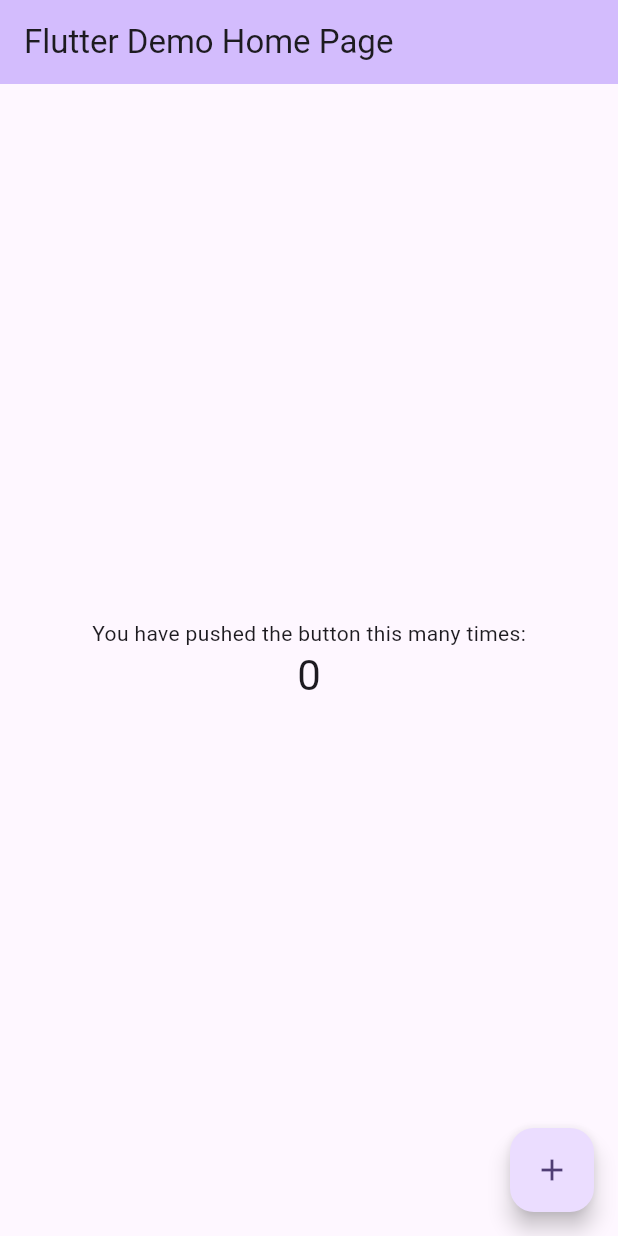
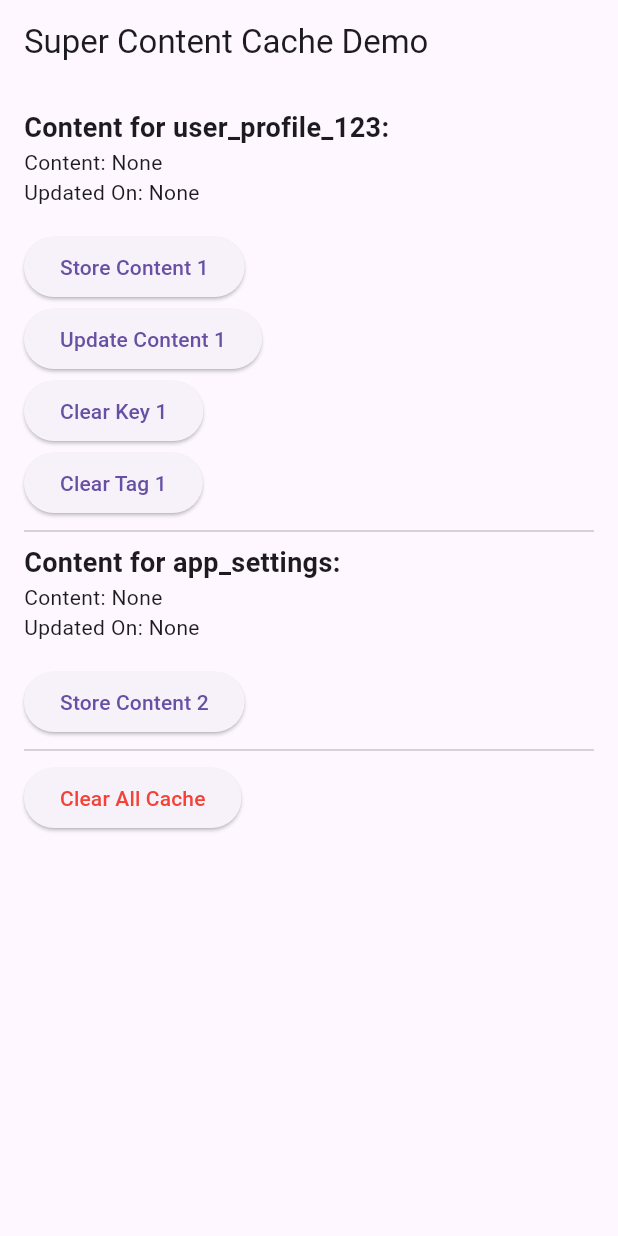
Before and after one commit to ayush221b/super_content_cache, a Flutter app: the screen it shows after launch, on a phone screen of 412 x 824 dp. Run offline on Flutter 3.47's test engine with Material 3 defaults, Android fonts, the phone set to English and light mode, and no system bars; our stand-ins replace flutter_cache_manager, shared_preferences.

```diff
--- a/example/lib/main.dart
+++ b/example/lib/main.dart
@@ -1,125 +1,189 @@
 import 'package:flutter/material.dart';
+import 'package:super_content_cache/super_content_cache.dart';
 
 void main() {
+  WidgetsFlutterBinding.ensureInitialized();
+  SuperContentCache.configure(
+    cacheKey: 'superContentCache_myApp',
+    globalCacheDuration: const Duration(days: 7),
+    maxObjects: 500,
+  );
   runApp(const MyApp());
 }
 
 class MyApp extends StatelessWidget {
+  // Configure the cache with a custom cacheKey
   const MyApp({super.key});
 
-  // This widget is the root of your application.
   @override
   Widget build(BuildContext context) {
     return MaterialApp(
-      title: 'Flutter Demo',
+      title: 'Super Content Cache Demo',
       theme: ThemeData(
-        // This is the theme of your application.
-        //
-        // TRY THIS: Try running your application with "flutter run". You'll see
-        // the application has a purple toolbar. Then, without quitting the app,
-        // try changing the seedColor in the colorScheme below to Colors.green
-        // and then invoke "hot reload" (save your changes or press the "hot
-        // reload" button in a Flutter-supported IDE, or press "r" if you used
-        // the command line to start the app).
-        //
-        // Notice that the counter didn't reset back to zero; the application
-        // state is not lost during the reload. To reset the state, use hot
-        // restart instead.
-        //
-        // This works for code too, not just values: Most code changes can be
-        // tested with just a hot reload.
-        colorScheme: ColorScheme.fromSeed(seedColor: Colors.deepPurple),
-        useMaterial3: true,
+        primarySwatch: Colors.blue,
       ),
-      home: const MyHomePage(title: 'Flutter Demo Home Page'),
+      home: const ContentCacheDemo(),
     );
   }
 }
 
-class MyHomePage extends StatefulWidget {
-  const MyHomePage({super.key, required this.title});
-
-  // This widget is the home page of your application. It is stateful, meaning
-  // that it has a State object (defined below) that contains fields that affect
-  // how it looks.
-
-  // This class is the configuration for the state. It holds the values (in this
-  // case the title) provided by the parent (in this case the App widget) and
-  // used by the build method of the State. Fields in a Widget subclass are
-  // always marked "final".
-
-  final String title;
+class ContentCacheDemo extends StatefulWidget {
+  const ContentCacheDemo({super.key});
 
   @override
-  State<MyHomePage> createState() => _MyHomePageState();
+  _ContentCacheDemoState createState() => _ContentCacheDemoState();
 }
 
-class _MyHomePageState extends State<MyHomePage> {
-  int _counter = 0;
+class _ContentCacheDemoState extends State<ContentCacheDemo> {
+  final String key1 = 'user_profile_123';
+  final String tag1 = 'user_profiles';
 
-  void _incrementCounter() {
+  final String key2 = 'app_settings';
+  final String tag2 = 'settings';
+
+  Map<String, dynamic>? content1;
+  DateTime? updatedOn1;
+
+  Map<String, dynamic>? content2;
+  DateTime? updatedOn2;
+
+  @override
+  void initState() {
+    super.initState();
+    _loadContent();
+  }
+
+  Future<void> _loadContent() async {
+    // Load content for key1
+    final loadedContent1 = await SuperContentCache.getContent(key1);
+    final loadedUpdatedOn1 = await SuperContentCache.getUpdatedOn(key1);
+
+    // Load content for key2
+    final loadedContent2 = await SuperContentCache.getContent(key2);
+    final loadedUpdatedOn2 = await SuperContentCache.getUpdatedOn(key2);
+
     setState(() {
-      // This call to setState tells the Flutter framework that something has
-      // changed in this State, which causes it to rerun the build method below
-      // so that the display can reflect the updated values. If we changed
-      // _counter without calling setState(), then the build method would not be
-      // called again, and so nothing would appear to happen.
-      _counter++;
+      content1 = loadedContent1;
+      updatedOn1 = loadedUpdatedOn1;
+
+      content2 = loadedContent2;
+      updatedOn2 = loadedUpdatedOn2;
     });
+  }
+
+  Future<void> _storeContent1() async {
+    await SuperContentCache.storeContent(
+      key: key1,
+      content: {
+        'name': 'John Doe',
+        'age': 30,
+      },
+      updatedOn: DateTime.now(),
+      tag: tag1,
+    );
+    _loadContent();
+  }
+
+  Future<void> _updateContent1() async {
+    await SuperContentCache.storeContent(
+      key: key1,
+      content: {
+        'name': 'John Doe',
+        'age': 31, // Updated age
+      },
+      updatedOn: DateTime.now(),
+      tag: tag1,
+    );
+    _loadContent();
+  }
+
+  Future<void> _storeContent2() async {
+    await SuperContentCache.storeContent(
+      key: key2,
+      content: {
+        'theme': 'dark',
+        'notifications': true,
+      },
+      updatedOn: DateTime.now(),
+      tag: tag2,
+    );
+    _loadContent();
+  }
+
+  Future<void> _clearKey1() async {
+    await SuperContentCache.clearKey(key1);
+    _loadContent();
+  }
+
+  Future<void> _clearTag1() async {
+    await SuperContentCache.clearTag(tag1);
+    _loadContent();
+  }
+
+  Future<void> _clearAll() async {
+    await SuperContentCache.clearAll();
+    _loadContent();
   }
 
   @override
   Widget build(BuildContext context) {
-    // This method is rerun every time setState is called, for instance as done
-    // by the _incrementCounter method above.
-    //
-    // The Flutter framework has been optimized to make rerunning build methods
-    // fast, so that you can just rebuild anything that needs updating rather
-    // than having to individually change instances of widgets.
     return Scaffold(
       appBar: AppBar(
-        // TRY THIS: Try changing the color here to a specific color (to
-        // Colors.amber, perhaps?) and trigger a hot reload to see the AppBar
-        // change color while the other colors stay the same.
-        backgroundColor: Theme.of(context).colorScheme.inversePrimary,
-        // Here we take the value from the MyHomePage object that was created by
-        // the App.build method, and use it to set our appbar title.
-        title: Text(widget.title),
+        title: const Text('Super Content Cache Demo'),
       ),
-      body: Center(
-        // Center is a layout widget. It takes a single child and positions it
-        // in the middle of the parent.
-        child: Column(
-          // Column is also a layout widget. It takes a list of children and
-          // arranges them vertically. By default, it sizes itself to fit its
-          // children horizontally, and tries to be as tall as its parent.
-          //
-          // Column has various properties to control how it sizes itself and
-          // how it positions its children. Here we use mainAxisAlignment to
-          // center the children vertically; the main axis here is the vertical
-          // axis because Columns are vertical (the cross axis would be
-          // horizontal).
-          //
-          // TRY THIS: Invoke "debug painting" (choose the "Toggle Debug Paint"
-          // action in the IDE, or press "p" in the console), to see the
-          // wireframe for each widget.
-          mainAxisAlignment: MainAxisAlignment.center,
-          children: <Widget>[
-            const Text(
-              'You have pushed the button this many times:',
-            ),
-            Text(
-              '$_counter',
-              style: Theme.of(context).textTheme.headlineMedium,
-            ),
-          ],
+      body: SingleChildScrollView(
+        child: Padding(
+          padding: const EdgeInsets.all(16),
+          child: Column(
+            crossAxisAlignment: CrossAxisAlignment.start,
+            children: [
+              Text(
+                'Content for $key1:',
+                style:
+                    const TextStyle(fontSize: 18, fontWeight: FontWeight.bold),
+              ),
+              Text('Content: ${content1 ?? 'None'}'),
+              Text('Updated On: ${updatedOn1 ?? 'None'}'),
+              const SizedBox(height: 16),
+              ElevatedButton(
+                onPressed: _storeContent1,
+                child: const Text('Store Content 1'),
+              ),
+              ElevatedButton(
+                onPressed: _updateContent1,
+                child: const Text('Update Content 1'),
+              ),
+              ElevatedButton(
+                onPressed: _clearKey1,
+                child: const Text('Clear Key 1'),
+              ),
+              ElevatedButton(
+                onPressed: _clearTag1,
+                child: const Text('Clear Tag 1'),
+              ),
+              const Divider(),
+              Text(
+                'Content for $key2:',
+                style:
+                    const TextStyle(fontSize: 18, fontWeight: FontWeight.bold),
+              ),
+              Text('Content: ${content2 ?? 'None'}'),
+              Text('Updated On: ${updatedOn2 ?? 'None'}'),
+              const SizedBox(height: 16),
+              ElevatedButton(
+                onPressed: _storeContent2,
+                child: const Text('Store Content 2'),
+              ),
+              const Divider(),
+              ElevatedButton(
+                onPressed: _clearAll,
+                style: ElevatedButton.styleFrom(foregroundColor: Colors.red),
+                child: const Text('Clear All Cache'),
+              ),
+            ],
+          ),
         ),
       ),
-      floatingActionButton: FloatingActionButton(
-        onPressed: _incrementCounter,
-        tooltip: 'Increment',
-        child: const Icon(Icons.add),
-      ), // This trailing comma makes auto-formatting nicer for build methods.
     );
   }
 }
--- a/example/pubspec.yaml
+++ b/example/pubspec.yaml
@@ -35,6 +35,9 @@ dependencies:
   # The following adds the Cupertino Icons font to your application.
   # Use with the CupertinoIcons class for iOS style icons.
   cupertino_icons: ^1.0.6
+
+  super_content_cache:
+    path: ../
 
 dev_dependencies:
   flutter_test:
--- /dev/null
+++ b/lib/src/super_content_cache.dart
@@ -0,0 +1,59 @@
+import 'super_content_cache_manager.dart';
+
+class SuperContentCache {
+  static final SuperContentCacheManager _manager =
+      SuperContentCacheManager.instance;
+
+  /// Configuration method
+  static void configure({
+    String? cacheKey,
+    Duration? globalCacheDuration,
+    int? maxObjects,
+  }) {
+    SuperContentCacheManager.configure(
+      cacheKey: cacheKey,
+      globalCacheDuration: globalCacheDuration,
+      maxObjects: maxObjects,
+    );
+  }
+
+  /// Store content
+  static Future<void> storeContent({
+    required String key,
+    required Map<String, dynamic> content,
+    required DateTime updatedOn,
+    String? tag,
+  }) async {
+    await _manager.storeContent(
+      key: key,
+      content: content,
+      updatedOn: updatedOn,
+      tag: tag,
+    );
+  }
+
+  /// Get content
+  static Future<Map<String, dynamic>?> getContent(String key) async {
+    return await _manager.getContent(key);
+  }
+
+  /// Get updatedOn date
+  static Future<DateTime?> getUpdatedOn(String key) async {
+    return await _manager.getUpdatedOn(key);
+  }
+
+  /// Clear cache for key
+  static Future<void> clearKey(String key) async {
+    await _manager.clearKey(key);
+  }
+
+  /// Clear cache for tag
+  static Future<void> clearTag(String tag) async {
+    await _manager.clearTag(tag);
+  }
+
+  /// Clear all cache
+  static Future<void> clearAll() async {
+    await _manager.clearAll();
+  }
+}
--- /dev/null
+++ b/lib/src/super_content_cache_manager.dart
@@ -0,0 +1,247 @@
+import 'package:flutter_cache_manager/flutter_cache_manager.dart';
+import 'package:shared_preferences/shared_preferences.dart';
+import 'dart:async';
+import 'dart:convert';
+import 'package:flutter/foundation.dart';
+
+class SuperContentCacheManager extends CacheManager {
+  static String _key = 'superContentCache';
+
+  static Duration cacheDuration = const Duration(days: 30);
+  static int maxNrOfCacheObjects = 200;
+
+  static SuperContentCacheManager? _instance;
+  static SharedPreferences? _prefs;
+  static Completer<void>? _prefsCompleter;
+
+  // Singleton instance
+  factory SuperContentCacheManager() {
+    _instance ??= SuperContentCacheManager._();
+    return _instance!;
+  }
+
+  SuperContentCacheManager._()
+      : super(
+          Config(
+            _key,
+            stalePeriod: cacheDuration,
+            maxNrOfCacheObjects: maxNrOfCacheObjects,
+          ),
+        ) {
+    if (_prefs == null) {
+      _prefsCompleter = Completer<void>();
+      _initPrefs();
+    }
+  }
+
+  static SuperContentCacheManager get instance => SuperContentCacheManager();
+
+  Future<void> _initPrefs() async {
+    _prefs = await SharedPreferences.getInstance();
+    if (!_prefsCompleter!.isCompleted) {
+      _prefsCompleter!.complete();
+    }
+  }
+
+  Future<void> _ensurePrefsReady() async {
+    if (_prefs == null) {
+      await _prefsCompleter!.future;
+    }
+  }
+
+  /// Configuration method to set global cache duration, max objects, and cache key
+  static void configure({
+    String? cacheKey,
+    Duration? globalCacheDuration,
+    int? maxObjects,
+  }) {
+    if (cacheKey != null) {
+      _key = cacheKey;
+    }
+    if (globalCacheDuration != null) {
+      cacheDuration = globalCacheDuration;
+    }
+    if (maxObjects != null) {
+      maxNrOfCacheObjects = maxObjects;
+    }
+    // Reinitialize the instance with new config
+    _instance = SuperContentCacheManager._();
+  }
+
+  /// Store content against a key with optional tag and updatedOn date
+  Future<void> storeContent({
+    required String key,
+    required Map<String, dynamic> content,
+    required DateTime updatedOn,
+    String? tag,
+  }) async {
+    await _ensurePrefsReady();
+
+    if (kIsWeb) {
+      // On web, store content in SharedPreferences
+      final jsonString = jsonEncode(content);
+      await _prefs!.setString('content_$key', jsonString);
+    } else {
+      // On mobile, use flutter_cache_manager
+      final jsonString = jsonEncode(content);
+      final bytes = utf8.encode(jsonString);
+
+      await putFile(
+        key,
+        Uint8List.fromList(bytes),
+        maxAge: cacheDuration,
+      );
+    }
+
+    // Store updatedOn date
+    await _prefs!.setString('updatedOn_$key', updatedOn.toIso8601String());
+
+    // Store tag if provided
+    if (tag != null) {
+      await _setKeyTag(key, tag);
+      await _addKeyToTagList(tag, key);
+    } else {
+      // Remove any existing tag association if tag is null
+      await _removeKeyTag(key);
+    }
+  }
+
+  /// Retrieve content by key
+  Future<Map<String, dynamic>?> getContent(String key) async {
+    await _ensurePrefsReady();
+
+    if (kIsWeb) {
+      // On web, retrieve content from SharedPreferences
+      final jsonString = _prefs!.getString('content_$key');
+      if (jsonString == null) {
+        return null;
+      }
+      final content = jsonDecode(jsonString) as Map<String, dynamic>;
+      return content;
+    } else {
+      // On mobile, use flutter_cache_manager
+      final fileInfo = await getFileFromCache(key);
+      if (fileInfo == null) {
+        return null;
+      }
+      final bytes = await fileInfo.file.readAsBytes();
+      final jsonString = utf8.decode(bytes);
+      final content = jsonDecode(jsonString) as Map<String, dynamic>;
+      return content;
+    }
+  }
+
+  /// Get updatedOn date for a key
+  Future<DateTime?> getUpdatedOn(String key) async {
+    await _ensurePrefsReady();
+    final dateString = _prefs!.getString('updatedOn_$key');
+    if (dateString == null) {
+      return null;
+    }
+    return DateTime.parse(dateString);
+  }
+
+  /// Clear cache for a specific key
+  Future<void> clearKey(String key) async {
+    await _ensurePrefsReady();
+
+    if (kIsWeb) {
+      // Remove content from SharedPreferences
+      await _prefs!.remove('content_$key');
+    } else {
+      // On mobile, remove file from cache
+      await removeFile(key);
+    }
+
+    // Remove updatedOn and tag data
+    await _prefs!.remove('updatedOn_$key');
+    await _removeKeyFromTagList(key);
+    await _removeKeyTag(key);
+  }
+
+  /// Clear cache for a tag
+  Future<void> clearTag(String tag) async {
+    await _ensurePrefsReady();
+    final keys = _prefs!.getStringList('tag_list_$tag') ?? [];
+    for (final key in keys) {
+      if (kIsWeb) {
+        await _prefs!.remove('content_$key');
+      } else {
+        await removeFile(key);
+      }
+      await _prefs!.remove('updatedOn_$key');
+      await _prefs!.remove('key_tag_$key');
+    }
+    await _prefs!.remove('tag_list_$tag');
+  }
+
+  /// Clear all cache
+  Future<void> clearAll() async {
+    await _ensurePrefsReady();
+
+    if (kIsWeb) {
+      // Remove all content_* keys from SharedPreferences
+      final contentKeys =
+          _prefs!.getKeys().where((key) => key.startsWith('content_'));
+      for (final key in contentKeys) {
+        await _prefs!.remove(key);
+      }
+    } else {
+      // On mobile, empty the cache
+      await emptyCache();
+    }
+
+    // Remove updatedOn and tag data
+    final keysToRemove = _prefs!.getKeys().where(
+          (key) =>
+              key.startsWith('updatedOn_') ||
+              key.startsWith('key_tag_') ||
+              key.startsWith('tag_list_'),
+        );
+    for (final key in keysToRemove) {
+      await _prefs!.remove(key);
+    }
+  }
+
+  /// Associate a key with a tag
+  Future<void> _setKeyTag(String key, String tag) async {
+    await _prefs!.setString('key_tag_$key', tag);
+  }
+
+  /// Get the tag associated with a key
+  Future<String?> _getKeyTag(String key) async {
+    return _prefs!.getString('key_tag_$key');
+  }
+
+  /// Remove the tag associated with a key
+  Future<void> _removeKeyTag(String key) async {
+    await _prefs!.remove('key_tag_$key');
+  }
+
+  /// Add a key to the tag's list of keys
+  Future<void> _addKeyToTagList(String tag, String key) async {
+    final tagListKey = 'tag_list_$tag';
+    final keys = _prefs!.getStringList(tagListKey) ?? [];
+    if (!keys.contains(key)) {
+      keys.add(key);
+      await _prefs!.setStringList(tagListKey, keys);
+    }
+  }
+
+  /// Remove a key from its tag's list of keys
+  Future<void> _removeKeyFromTagList(String key) async {
+    final tag = await _getKeyTag(key);
+    if (tag != null) {
+      final tagListKey = 'tag_list_$tag';
+      final keys = _prefs!.getStringList(tagListKey) ?? [];
+      if (keys.contains(key)) {
+        keys.remove(key);
+        if (keys.isEmpty) {
+          await _prefs!.remove(tagListKey);
+        } else {
+          await _prefs!.setStringList(tagListKey, keys);
+        }
+      }
+    }
+  }
+}
--- a/lib/super_content_cache.dart
+++ b/lib/super_content_cache.dart
@@ -1,7 +1,3 @@
 library super_content_cache;
 
-/// A Calculator.
-class Calculator {
-  /// Returns [value] plus 1.
-  int addOne(int value) => value + 1;
-}
+export 'src/super_content_cache.dart';
```
Also changed, not shown: pubspec.yaml (+5 -37 lines), example/pubspec.lock, 17 other files.
